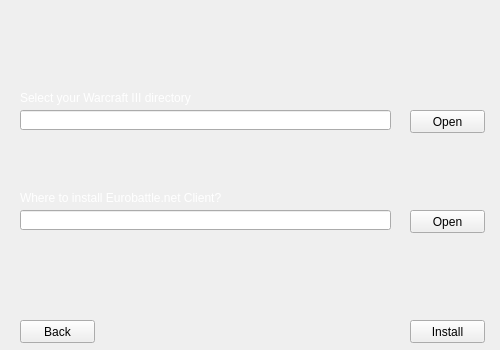
Old version of the form installer/window0.ui in the repository cen1/xpam-installer.
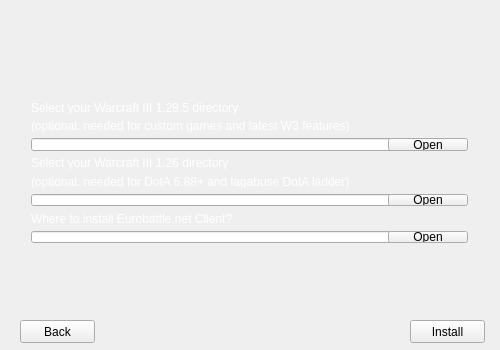
New version of the form. The open tabs and pages were chosen to show the change. Icons and pictures are not drawn.

```diff
--- a/installer/window0.ui
+++ b/installer/window0.ui
@@ -207,78 +207,6 @@
        <string>Back</string>
       </property>
      </widget>
-     <widget class="QLabel" name="label">
-      <property name="geometry">
-       <rect>
-        <x>20</x>
-        <y>90</y>
-        <width>461</width>
-        <height>16</height>
-       </rect>
-      </property>
-      <property name="text">
-       <string>Select your Warcraft III directory</string>
-      </property>
-     </widget>
-     <widget class="QLabel" name="label_3">
-      <property name="geometry">
-       <rect>
-        <x>20</x>
-        <y>190</y>
-        <width>461</width>
-        <height>16</height>
-       </rect>
-      </property>
-      <property name="text">
-       <string>Where to install Eurobattle.net Client?</string>
-      </property>
-     </widget>
-     <widget class="QLineEdit" name="lineEdit">
-      <property name="geometry">
-       <rect>
-        <x>20</x>
-        <y>110</y>
-        <width>371</width>
-        <height>20</height>
-       </rect>
-      </property>
-     </widget>
-     <widget class="QPushButton" name="pushButton">
-      <property name="geometry">
-       <rect>
-        <x>410</x>
-        <y>110</y>
-        <width>75</width>
-        <height>23</height>
-       </rect>
-      </property>
-      <property name="text">
-       <string>Open</string>
-      </property>
-     </widget>
-     <widget class="QLineEdit" name="lineEdit_2">
-      <property name="geometry">
-       <rect>
-        <x>20</x>
-        <y>210</y>
-        <width>371</width>
-        <height>20</height>
-       </rect>
-      </property>
-     </widget>
-     <widget class="QPushButton" name="pushButton_2">
-      <property name="geometry">
-       <rect>
-        <x>410</x>
-        <y>210</y>
-        <width>75</width>
-        <height>23</height>
-       </rect>
-      </property>
-      <property name="text">
-       <string>Open</string>
-      </property>
-     </widget>
      <widget class="QLabel" name="errlabel_1">
       <property name="geometry">
        <rect>
@@ -321,6 +249,116 @@
        <string/>
       </property>
      </widget>
+     <widget class="QWidget" name="layoutWidget">
+      <property name="geometry">
+       <rect>
+        <x>20</x>
+        <y>90</y>
+        <width>459</width>
+        <height>164</height>
+       </rect>
+      </property>
+      <layout class="QVBoxLayout" name="verticalLayout">
+       <item>
+        <widget class="QLabel" name="label_latest">
+         <property name="text">
+          <string>Select your Warcraft III 1.28.5 directory</string>
+         </property>
+        </widget>
+       </item>
+       <item>
+        <widget class="QLabel" name="label">
+         <property name="text">
+          <string>(optional: needed for custom games and latest W3 features)</string>
+         </property>
+        </widget>
+       </item>
+       <item>
+        <layout class="QHBoxLayout" name="horizontalLayout_2">
+         <item>
+          <widget class="QLineEdit" name="lineEdit_latest">
+           <property name="minimumSize">
+            <size>
+             <width>370</width>
+             <height>0</height>
+            </size>
+           </property>
+          </widget>
+         </item>
+         <item>
+          <widget class="QPushButton" name="pushButton_latest">
+           <property name="text">
+            <string>Open</string>
+           </property>
+          </widget>
+         </item>
+        </layout>
+       </item>
+       <item>
+        <widget class="QLabel" name="label_126">
+         <property name="text">
+          <string>Select your Warcraft III 1.26 directory</string>
+         </property>
+        </widget>
+       </item>
+       <item>
+        <widget class="QLabel" name="label_7">
+         <property name="text">
+          <string>(optional: needed for DotA 6.88+ and lagabuse DotA ladder)</string>
+         </property>
+        </widget>
+       </item>
+       <item>
+        <layout class="QHBoxLayout" name="horizontalLayout_3">
+         <item>
+          <widget class="QLineEdit" name="lineEdit_126">
+           <property name="minimumSize">
+            <size>
+             <width>370</width>
+             <height>0</height>
+            </size>
+           </property>
+          </widget>
+         </item>
+         <item>
+          <widget class="QPushButton" name="pushButton_126">
+           <property name="text">
+            <string>Open</string>
+           </property>
+          </widget>
+         </item>
+        </layout>
+       </item>
+       <item>
+        <widget class="QLabel" name="label_3">
+         <property name="text">
+          <string>Where to install Eurobattle.net Client?</string>
+         </property>
+        </widget>
+       </item>
+       <item>
+        <layout class="QHBoxLayout" name="horizontalLayout_4">
+         <item>
+          <widget class="QLineEdit" name="lineEdit_2">
+           <property name="minimumSize">
+            <size>
+             <width>370</width>
+             <height>0</height>
+            </size>
+           </property>
+          </widget>
+         </item>
+         <item>
+          <widget class="QPushButton" name="pushButton_2">
+           <property name="text">
+            <string>Open</string>
+           </property>
+          </widget>
+         </item>
+        </layout>
+       </item>
+      </layout>
+     </widget>
     </widget>
     <widget class="QWidget" name="page_4">
      <property name="styleSheet">
```
Left out of the diff: 55 changed lines with no effect on the pictures.
